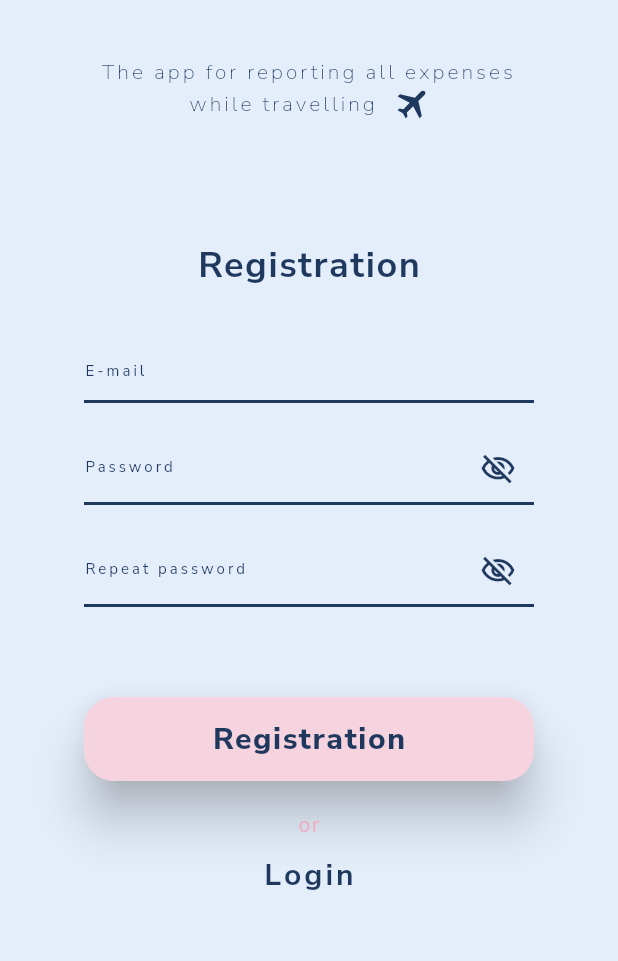
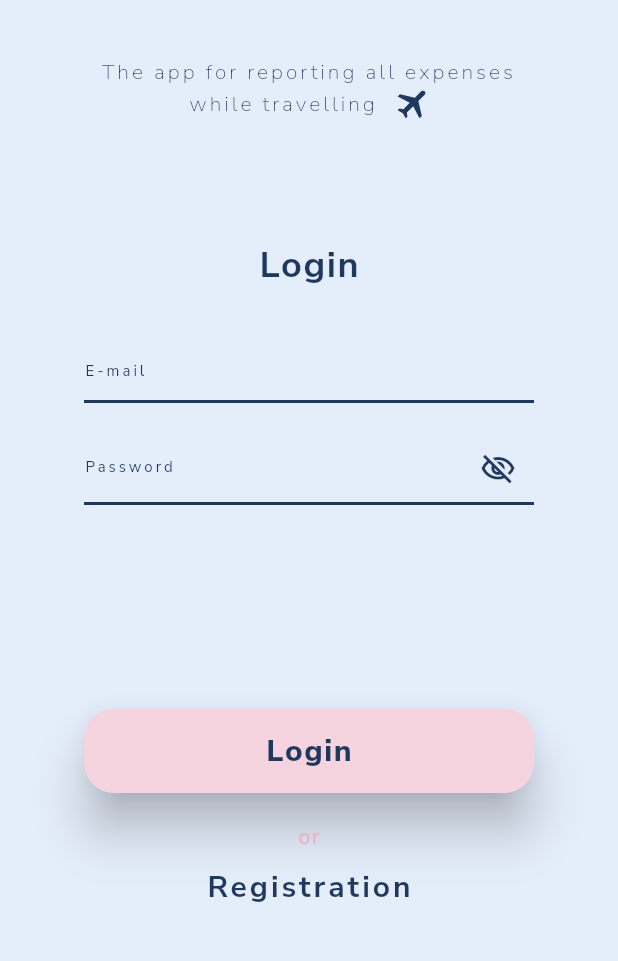
Before and after one commit to AleksandraSusel/TripTally, a Flutter app: the screen it shows after launch, on a phone screen of 412 x 824 dp, the part 185-1146 px from its top. Run offline on Flutter 3.47's test engine with Material 3 defaults, Android fonts, the phone set to English and light mode, and no system bars; our stand-ins replace auto_route, dartz, dio, equatable, firebase_auth, firebase_core and 7 more; accounts and stored records are empty; generated files the repository leaves out were written again.

Commit message:
feat: added login user logic

```diff
--- a/lib/domain/data_source/authentication_remote_source.dart
+++ b/lib/domain/data_source/authentication_remote_source.dart
@@ -1,7 +1,11 @@
 import 'package:firebase_auth/firebase_auth.dart';
 
 import '../../data/dto/user/create_user_dto.dart';
+import '../../data/dto/user/login_dto.dart';
+import '../utils/success.dart';
 
 abstract class AuthenticationRemoteSource {
   Future<UserCredential> createUser(CreateUserDto createUserDto);
+
+  Future<Success> login(LoginDto loginDto);
 }
--- /dev/null
+++ b/lib/domain/entities/user/login_entity.dart
@@ -0,0 +1,15 @@
+import 'package:freezed_annotation/freezed_annotation.dart';
+
+import '../../../data/dto/user/login_dto.dart';
+
+part 'login_entity.freezed.dart';
+
+@freezed
+class LoginEntity with _$LoginEntity {
+  const factory LoginEntity({
+    required String email,
+    required String password,
+  }) = _LoginEntity;
+
+  factory LoginEntity.fromDto(LoginDto dto) => LoginEntity(email: dto.email, password: dto.password);
+}
--- a/lib/domain/repositories/authentication_repo.dart
+++ b/lib/domain/repositories/authentication_repo.dart
@@ -1,11 +1,17 @@
 import 'package:dartz/dartz.dart';
 import 'package:firebase_auth/firebase_auth.dart';
+import 'package:trip_tally/domain/entities/user/login_entity.dart';
 
 import '../entities/user/create_user_entity.dart';
 import '../utils/failure.dart';
+import '../utils/success.dart';
 
 abstract class AuthenticationRepo {
   Future<Either<Failure, UserCredential>> createUser(
     CreateUserEntity entity,
   );
+
+  Future<Either<Failure, Success>> login(
+    LoginEntity entity,
+  );
 }
--- /dev/null
+++ b/lib/domain/use_case/login_use_case.dart
@@ -0,0 +1,23 @@
+import 'package:dartz/dartz.dart';
+import 'package:injectable/injectable.dart';
+import 'package:trip_tally/domain/entities/user/login_entity.dart';
+import 'package:trip_tally/domain/repositories/authentication_repo.dart';
+import 'package:trip_tally/domain/utils/failure.dart';
+import 'package:trip_tally/domain/utils/success.dart';
+
+import '../utils/use_case.dart';
+
+@injectable
+class LoginUseCase implements UseCase<Success, LoginEntity> {
+  const LoginUseCase(this._authenticationRepo);
+
+  final AuthenticationRepo _authenticationRepo;
+
+  @override
+  Future<Either<Failure, Success>> call(LoginEntity loginEntity) async {
+    return (await _authenticationRepo.login(loginEntity)).fold(
+      (failure) => Left(failure),
+      (success) => Right(success),
+    );
+  }
+}
--- /dev/null
+++ b/lib/presentation/pages/login_page/bloc/login_bloc.dart
@@ -0,0 +1,44 @@
+import 'package:equatable/equatable.dart';
+import 'package:flutter_bloc/flutter_bloc.dart';
+import 'package:freezed_annotation/freezed_annotation.dart';
+import 'package:injectable/injectable.dart';
+import 'package:trip_tally/domain/entities/user/login_entity.dart';
+import 'package:trip_tally/domain/use_case/login_use_case.dart';
+import 'package:trip_tally/presentation/utils/enums/errors.dart';
+
+part 'login_bloc.freezed.dart';
+
+part 'login_event.dart';
+
+part 'login_state.dart';
+
+@injectable
+class LoginBloc extends Bloc<LoginEvent, LoginState> {
+  LoginBloc(this._loginUseCase) : super(const LoginState.initial()) {
+    on<OnTapLoginEvent>(_onTapLogin);
+  }
+
+  final LoginUseCase _loginUseCase;
+
+  Future<void> _onTapLogin(OnTapLoginEvent event, Emitter<LoginState> emit) async {
+    final login = await _loginUseCase.call(LoginEntity(email: event.email, password: event.password));
+    login.fold(
+      (l) {
+        emit(
+          const LoginState.failure(Errors.somethingWentWrong),
+        );
+        emit(
+          const LoginState.initial(),
+        );
+      },
+      (r) {
+        emit(
+          const LoginState.loading(),
+        );
+        emit(
+          const LoginState.success(),
+        );
+      },
+    );
+  }
+}
--- /dev/null
+++ b/lib/presentation/pages/login_page/bloc/login_event.dart
@@ -0,0 +1,21 @@
+part of 'login_bloc.dart';
+
+class LoginEvent extends Equatable {
+  const LoginEvent();
+
+  @override
+  List<Object?> get props => [];
+}
+
+class OnTapLoginEvent extends LoginEvent {
+  const OnTapLoginEvent({
+    required this.email,
+    required this.password,
+  });
+
+  final String email;
+  final String password;
+
+  @override
+  List<Object?> get props => [email, password];
+}
--- /dev/null
+++ b/lib/presentation/pages/login_page/bloc/login_state.dart
@@ -0,0 +1,12 @@
+part of 'login_bloc.dart';
+
+@freezed
+class LoginState with _$LoginState {
+  const factory LoginState.initial() = _Initial;
+
+  const factory LoginState.failure(Errors error) = _Failure;
+
+  const factory LoginState.success() = _Success;
+
+  const factory LoginState.loading() = _Loading;
+}
--- a/lib/presentation/pages/login_page/login_page.dart
+++ b/lib/presentation/pages/login_page/login_page.dart
@@ -1,32 +1,67 @@
 import 'package:auto_route/auto_route.dart';
 import 'package:flutter/material.dart';
+import 'package:flutter_bloc/flutter_bloc.dart';
+import 'package:trip_tally/presentation/pages/login_page/bloc/login_bloc.dart';
 import 'package:trip_tally/presentation/utils/enums/context_extensions.dart';
+import 'package:trip_tally/presentation/utils/enums/errors.dart';
 import 'package:trip_tally/presentation/utils/router/app_router.dart';
 import 'package:trip_tally/presentation/widgets/custom_text_field.dart';
 
+import '../../../injectable/injectable.dart';
 import '../../theme/app_dimensions.dart';
 import '../../utils/validators.dart';
+import '../../widgets/custom_circular_progress_indicator.dart';
 import '../../widgets/custom_floating_action_button.dart';
+import '../../widgets/custom_snack_bar.dart';
 import '../../widgets/welcome_subtitle.dart';
 import '../../widgets/welcome_text.dart';
 
 @RoutePage()
-class LoginPage extends StatefulWidget {
-  const LoginPage({super.key});
+class LoginPage extends StatelessWidget {
+  const LoginPage({super.key, @visibleForTesting this.bloc});
+
+  final LoginBloc? bloc;
 
   @override
-  State<LoginPage> createState() => _LoginPageState();
+  Widget build(BuildContext context) {
+    return Scaffold(
+      body: BlocProvider(
+        create: (context) => bloc ?? getIt<LoginBloc>(),
+        child: BlocConsumer<LoginBloc, LoginState>(
+          listener: (context, state) => state.whenOrNull(
+            failure: (error) => customSnackBar(
+              context,
+              error.errorText(context),
+            ),
+            success: () => customSnackBar(context, 'Zostałeś zalogowany'), //TODO: push to HomePage
+          ),
+          builder: (context, state) => state.maybeWhen(
+            orElse: () => const _Body(),
+            loading: () => const Center(
+              child: CustomCircularProgressIndicator(),
+            ),
+          ),
+        ),
+      ),
+    );
+  }
 }
 
-class _LoginPageState extends State<LoginPage> {
+class _Body extends StatefulWidget {
+  const _Body();
+
+  @override
+  State<_Body> createState() => _BodyState();
+}
+
+class _BodyState extends State<_Body> {
   final emailController = TextEditingController();
   final passwordController = TextEditingController();
   final _formKey = GlobalKey<FormState>();
 
   @override
   Widget build(BuildContext context) {
-    return Scaffold(
-      body: SafeArea(
+    return SafeArea(
       child: SingleChildScrollView(
         child: Center(
           child: Form(
@@ -81,13 +116,17 @@ class _LoginPageState extends State<LoginPage> {
           ),
         ),
       ),
-      ),
     );
   }
 
   void onPressed() {
     if (_formKey.currentState?.validate() ?? false) {
-      () {};
+      context.read<LoginBloc>().add(
+            OnTapLoginEvent(
+              email: emailController.text,
+              password: passwordController.text,
+            ),
+          );
     }
   }
 }
--- a/lib/presentation/pages/registration_page/registration_page.dart
+++ b/lib/presentation/pages/registration_page/registration_page.dart
@@ -64,8 +64,7 @@ class _BodyState extends State<_Body> {
 
   @override
   Widget build(BuildContext context) {
-    return Scaffold(
-      body: SafeArea(
+    return SafeArea(
       child: SingleChildScrollView(
         child: Center(
           child: Form(
@@ -132,7 +131,6 @@ class _BodyState extends State<_Body> {
           ),
         ),
       ),
-      ),
     );
   }
 
--- a/lib/presentation/utils/enums/errors.dart
+++ b/lib/presentation/utils/enums/errors.dart
@@ -11,12 +11,18 @@ enum Errors {
   passwordDontMatch,
   weakPassword,
   operationNotAllowed,
-  fieldCanNotBeEmpty
+  fieldCanNotBeEmpty,
+  userDisabled,
+  userNotFound
 }
 
 extension ErrorsExtension on Errors {
   String errorText(BuildContext context) {
     switch (this) {
+      case Errors.userDisabled:
+        return context.tr.errors_userDisabled;
+      case Errors.userNotFound:
+        return context.tr.errors_userNotFound;
       case Errors.unknownError:
         return context.tr.errors_unknownError;
       case Errors.somethingWentWrong:
--- a/lib/presentation/utils/router/app_router.dart
+++ b/lib/presentation/utils/router/app_router.dart
@@ -4,6 +4,7 @@ import 'package:trip_tally/presentation/pages/home_page/home_page.dart';
 import 'package:trip_tally/presentation/pages/login_page/login_page.dart';
 import 'package:trip_tally/presentation/pages/registration_page/registration_page.dart';
 
+import '../../pages/login_page/bloc/login_bloc.dart';
 import '../../pages/registration_page/bloc/registration_bloc.dart';
 
 part 'app_router.gr.dart';
@@ -22,7 +23,7 @@ class AppRouter extends _$AppRouter {
   List<AutoRoute> get routes =>
       [
         AutoRoute(page: HomeRoute.page),
-        AutoRoute(page: LoginRoute.page),
-        AutoRoute(page: RegistrationRoute.page, initial: true),
+        AutoRoute(page: LoginRoute.page, initial: true),
+        AutoRoute(page: RegistrationRoute.page),
       ];
 }
--- a/lib/presentation/utils/translation/l10n/intl_pl.arb
+++ b/lib/presentation/utils/translation/l10n/intl_pl.arb
@@ -11,6 +11,8 @@
   "repeatPassword": "Repeat password",
   "or": "or",
   "errors_unknownError": "Unknown error",
+  "errors_userNotFound": "User not found:",
+  "errors_userDisabled": "User disabled",
   "errors_somethingWentWrong": "Something went wrong",
   "errors_wrongPassword": "Wrong password",
   "errors_emailInUse": "Email in use",
```
Also changed, not shown: lib/data/data_source/authentication_remote_source_impl.dart (+28 -0 lines), lib/data/dto/user/login_dto.dart (added, +24 -0 lines), lib/data/repositories/authentication_repo_impl.dart (+15 -0 lines), lib/data/dto/user/create_user_dto.freezed.dart, lib/domain/entities/user/create_user_entity.freezed.dart, lib/injectable/injectable.config.dart, lib/presentation/pages/registration_page/bloc/registration_bloc.freezed.dart, lib/presentation/utils/router/app_router.gr.dart, lib/presentation/utils/translation/generated/intl/messages_pl.dart, lib/presentation/utils/translation/generated/l10n.dart, pubspec.lock, 1 other file. Lines whose indentation alone changed are shown as unchanged.
